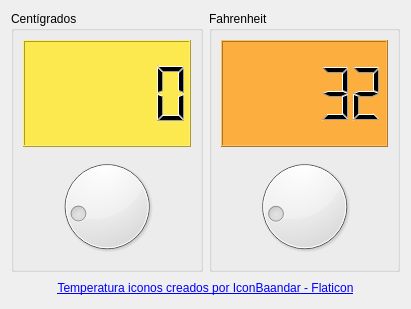
MishelleMenendez/P61-Conversor-Temperatura, file conversor.ui: the form before one commit.
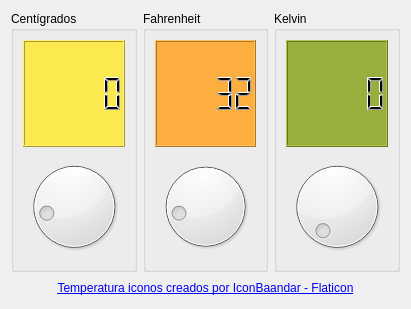
The form after the commit. Icons and pictures are not drawn.

Commit message: Grados Kelvin

```diff
--- a/conversor.ui
+++ b/conversor.ui
@@ -85,6 +85,35 @@
         </layout>
        </widget>
       </item>
+      <item>
+       <widget class="QGroupBox" name="groupBox_3">
+        <property name="title">
+         <string>Kelvin</string>
+        </property>
+        <layout class="QVBoxLayout" name="verticalLayout_5">
+         <item>
+          <widget class="QLCDNumber" name="outKelv">
+           <property name="styleSheet">
+            <string notr="true">background-color: rgb(152, 175, 62);</string>
+           </property>
+          </widget>
+         </item>
+         <item>
+          <widget class="QDial" name="inKelv">
+           <property name="minimum">
+            <number>255</number>
+           </property>
+           <property name="maximum">
+            <number>372</number>
+           </property>
+           <property name="value">
+            <number>255</number>
+           </property>
+          </widget>
+         </item>
+        </layout>
+       </widget>
+      </item>
      </layout>
     </widget>
    </item>
```
Left out of the diff: 16 changed lines with no effect on the pictures. The commit also changes 2 other files.
